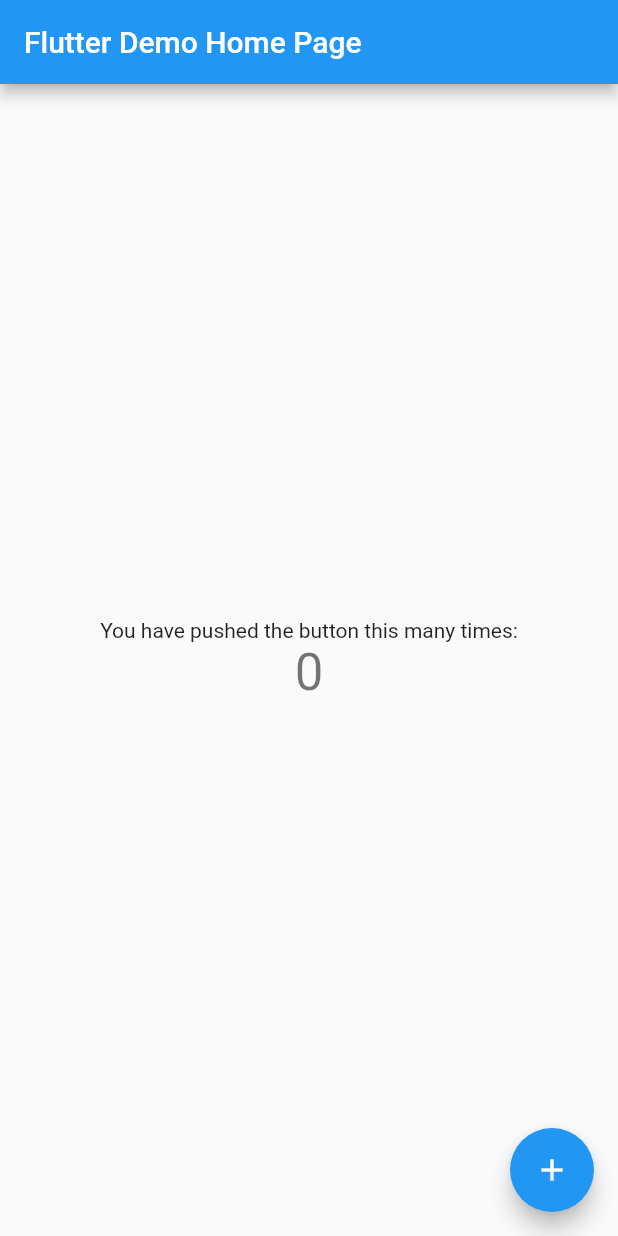
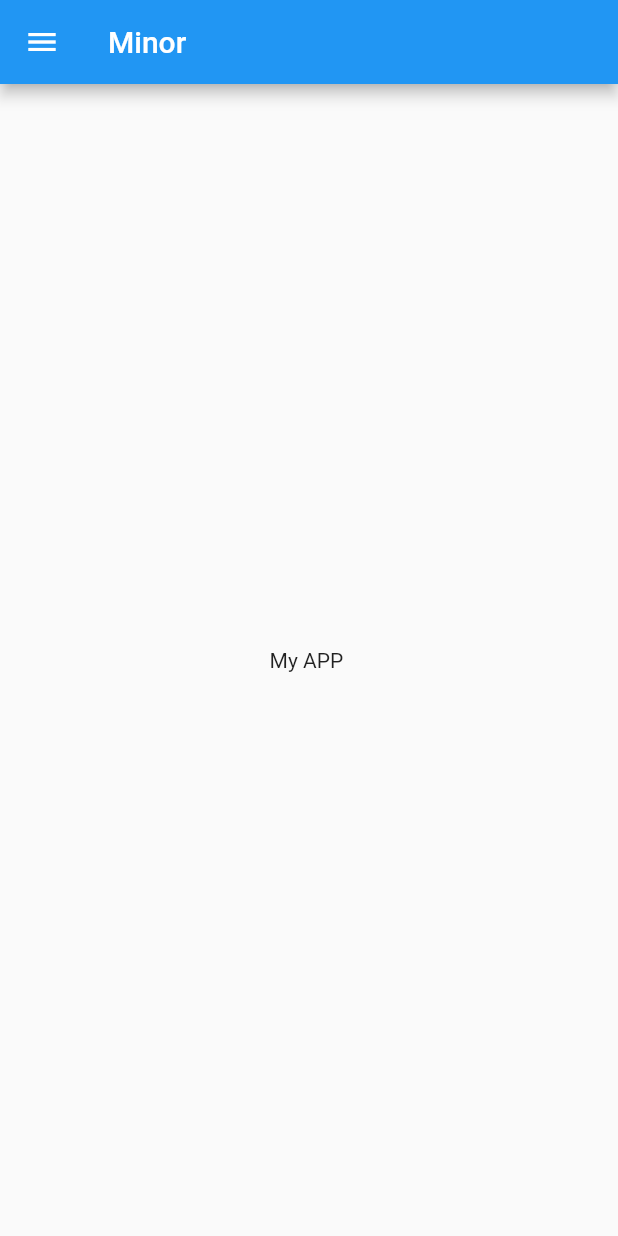
Before and after one commit to Harshit202/Flutter_Project1, a Flutter app: the screen it shows after launch, on a phone screen of 412 x 824 dp. Run offline on Flutter 3.47's test engine with Material 2 defaults, Android fonts, the phone set to English and light mode, and no system bars.

Commit message:
git commit

```diff
--- /dev/null
+++ b/lib/home_page.dart
@@ -0,0 +1,21 @@
+import 'package:flutter/material.dart';
+
+
+class HomePage extends StatelessWidget {
+const HomePage({ Key? key }) : super(key: key);
+
+  @override
+  Widget build(BuildContext context){
+    return Scaffold(
+      appBar: AppBar(
+        title: Text("Minor"),
+      ),
+      body: Center(
+          child: Container(
+            child: Text("My APP "),
+          ),
+       ),
+       drawer: Drawer(),
+     );
+   }
+ }
--- a/lib/main.dart
+++ b/lib/main.dart
@@ -1,115 +1,17 @@
 import 'package:flutter/material.dart';
+import 'package:flutter_application_1/home_page.dart';
 
 void main() {
-  runApp(const MyApp());
+  runApp(MyApp());
 }
 
 class MyApp extends StatelessWidget {
-  const MyApp({super.key});
+  const MyApp({Key? key}) : super(key: key);
 
-  // This widget is the root of your application.
   @override
   Widget build(BuildContext context) {
     return MaterialApp(
-      title: 'Flutter Demo',
-      theme: ThemeData(
-        // This is the theme of your application.
-        //
-        // Try running your application with "flutter run". You'll see the
-        // application has a blue toolbar. Then, without quitting the app, try
-        // changing the primarySwatch below to Colors.green and then invoke
-        // "hot reload" (press "r" in the console where you ran "flutter run",
-        // or simply save your changes to "hot reload" in a Flutter IDE).
-        // Notice that the counter didn't reset back to zero; the application
-        // is not restarted.
-        primarySwatch: Colors.blue,
-      ),
-      home: const MyHomePage(title: 'Flutter Demo Home Page'),
+      home: HomePage(),
     );
   }
 }
-
-class MyHomePage extends StatefulWidget {
-  const MyHomePage({super.key, required this.title});
-
-  // This widget is the home page of your application. It is stateful, meaning
-  // that it has a State object (defined below) that contains fields that affect
-  // how it looks.
-
-  // This class is the configuration for the state. It holds the values (in this
-  // case the title) provided by the parent (in this case the App widget) and
-  // used by the build method of the State. Fields in a Widget subclass are
-  // always marked "final".
-
-  final String title;
-
-  @override
-  State<MyHomePage> createState() => _MyHomePageState();
-}
-
-class _MyHomePageState extends State<MyHomePage> {
-  int _counter = 0;
-
-  void _incrementCounter() {
-    setState(() {
-      // This call to setState tells the Flutter framework that something has
-      // changed in this State, which causes it to rerun the build method below
-      // so that the display can reflect the updated values. If we changed
-      // _counter without calling setState(), then the build method would not be
-      // called again, and so nothing would appear to happen.
-      _counter++;
-    });
-  }
-
-  @override
-  Widget build(BuildContext context) {
-    // This method is rerun every time setState is called, for instance as done
-    // by the _incrementCounter method above.
-    //
-    // The Flutter framework has been optimized to make rerunning build methods
-    // fast, so that you can just rebuild anything that needs updating rather
-    // than having to individually change instances of widgets.
-    return Scaffold(
-      appBar: AppBar(
-        // Here we take the value from the MyHomePage object that was created by
-        // the App.build method, and use it to set our appbar title.
-        title: Text(widget.title),
-      ),
-      body: Center(
-        // Center is a layout widget. It takes a single child and positions it
-        // in the middle of the parent.
-        child: Column(
-          // Column is also a layout widget. It takes a list of children and
-          // arranges them vertically. By default, it sizes itself to fit its
-          // children horizontally, and tries to be as tall as its parent.
-          //
-          // Invoke "debug painting" (press "p" in the console, choose the
-          // "Toggle Debug Paint" action from the Flutter Inspector in Android
-          // Studio, or the "Toggle Debug Paint" command in Visual Studio Code)
-          // to see the wireframe for each widget.
-          //
-          // Column has various properties to control how it sizes itself and
-          // how it positions its children. Here we use mainAxisAlignment to
-          // center the children vertically; the main axis here is the vertical
-          // axis because Columns are vertical (the cross axis would be
-          // horizontal).
-          mainAxisAlignment: MainAxisAlignment.center,
-          children: <Widget>[
-            const Text(
-              'You have pushed the button this many times:',
-            ),
-            Text(
-              '$_counter',
-              style: Theme.of(context).textTheme.headline4,
-            ),
-          ],
-        ),
-      ),
-      floatingActionButton: FloatingActionButton(
-        onPressed: _incrementCounter,
-        tooltip: 'Increment',
-        child: const Icon(Icons.add),
-      ), // This trailing comma makes auto-formatting nicer for build methods.
-    );
-  }
-}
```
